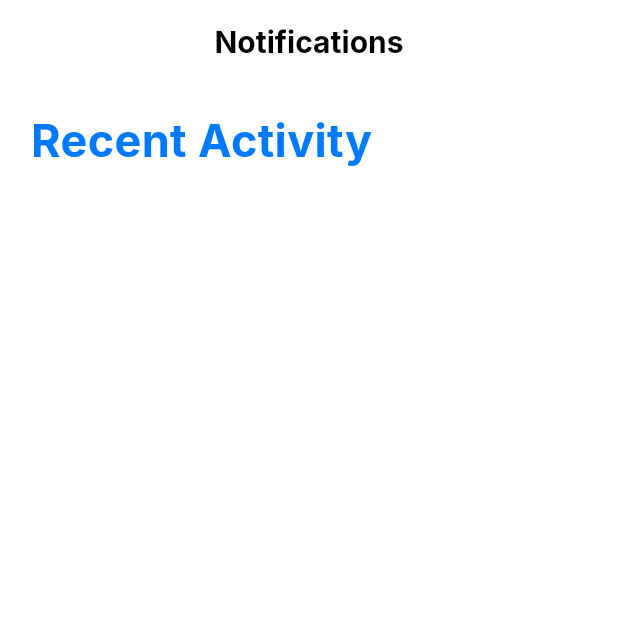
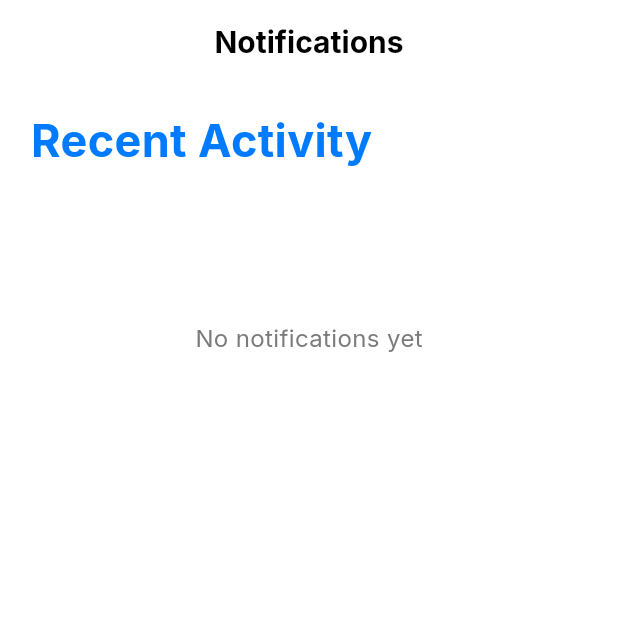
Before and after one commit to Y0ussefRabea/smart_home, a Flutter app: the NotificationsTab screen opened directly, on a phone screen of 412 x 824 dp, the top half of it. Run offline on Flutter 3.47's test engine with Material 3 defaults, Android fonts, the phone set to English and light mode, and no system bars; our stand-ins replace firebase_auth, firebase_core, firebase_database, firebase_messaging, flutter_local_notifications, google_fonts; accounts and stored records are empty.

Commit message:
Implement local notifications feature

```diff
--- a/lib/UI/tabs/home_tab/custom_switch_control.dart
+++ b/lib/UI/tabs/home_tab/custom_switch_control.dart
@@ -103,7 +103,7 @@ class CustomSwitchControl extends StatelessWidget {
                       size: 40,
                     ),
                   )
-                : Switch(
+                : Switch(        ///the switch turned off when disabled is true
                     value: value,
                     onChanged: disabled
                         ? null
--- a/lib/UI/tabs/home_tab/home_tab.dart
+++ b/lib/UI/tabs/home_tab/home_tab.dart
@@ -37,7 +37,7 @@ class _HomeTabState extends State<HomeTab> {
         title: Text('Home Status', style: AppStyles.bold18black),
       ),
       body: smartHomeProvider.isLoading
-          ? const Center(child: CircularProgressIndicator()) ///handles the loading
+          ? const Center(child: CircularProgressIndicator(color:AppColors.primaryLight,)) ///handles the loading
           : SingleChildScrollView(
               padding: EdgeInsets.symmetric(
                 vertical: height * 0.02,
@@ -58,7 +58,7 @@ class _HomeTabState extends State<HomeTab> {
                         imageIcon: AppAssets.tempIcon,
                         text: 'Temperature',
                         statusText:
-                            '${smartHomeProvider.temperature.toStringAsFixed(1)} C',
+                            '${smartHomeProvider.temperature.toStringAsFixed(1)} °C',
                       ),
                       CustomDataCard(
                         imageIcon: AppAssets.humidityIcon,
@@ -77,7 +77,7 @@ class _HomeTabState extends State<HomeTab> {
                       ),
                       CustomDataCard(
                         imageIcon: AppAssets.doorIcon,
-                        text: 'Door State',
+                        text: 'Door Status',
                         statusText: smartHomeProvider.doorState,
                       ),
                     ],
--- a/lib/UI/tabs/notifications_tab/notifications_tab.dart
+++ b/lib/UI/tabs/notifications_tab/notifications_tab.dart
@@ -1,37 +1,51 @@
 import 'package:flutter/material.dart';
+import 'package:provider/provider.dart';
+import 'package:smart_home/providers/smart_home_provider.dart';
+import 'package:smart_home/models/notification_model.dart';
 import 'package:smart_home/utils/app_colors.dart';
 import 'package:smart_home/utils/app_styles.dart';
 
-class NotificationsTab extends StatefulWidget {
+import 'notification_card.dart';
+
+class NotificationsTab extends StatelessWidget {
   const NotificationsTab({super.key});
 
   @override
-  State<NotificationsTab> createState() => _NotificationsTabState();
-}
+  Widget build(BuildContext context) {
+    final notifications = context.watch<SmartHomeProvider>().notifications;
+    final height = MediaQuery.of(context).size.height;
+    final width = MediaQuery.of(context).size.width;
 
-class _NotificationsTabState extends State<NotificationsTab> {
-  @override
-  Widget build(BuildContext context) {
-    var height = MediaQuery.of(context).size.height;
-    var width = MediaQuery.of(context).size.width;
     return Scaffold(
       backgroundColor: AppColors.whiteColor,
       appBar: AppBar(
         automaticallyImplyLeading: false,
         backgroundColor: AppColors.whiteColor,
-        title: Text('Notifications',style: AppStyles.bold18black.copyWith(fontSize: 20),),
+        title: Text('Notifications', style: AppStyles.bold18black.copyWith(fontSize: 20)),
         centerTitle: true,
-
       ),
       body: SingleChildScrollView(
         child: Padding(
-          padding:EdgeInsets.symmetric(
-              vertical: height*0.02,
-              horizontal: width*0.05
+          padding: EdgeInsets.symmetric(
+            vertical: height * 0.02,
+            horizontal: width * 0.05,
           ),
           child: Column(
+            crossAxisAlignment: CrossAxisAlignment.start,
             children: [
-              Text('Recent Activity',style: AppStyles.bold14Primary.copyWith(fontSize: 30),)
+              Text('Recent Activity',
+                  style: AppStyles.bold14Primary.copyWith(fontSize: 30)),
+              SizedBox(height: height * 0.02),
+              if (notifications.isEmpty)
+                Center(
+                  child: Padding(
+                    padding: EdgeInsets.only(top: height * 0.1),
+                    child: Text('No notifications yet',
+                        style: AppStyles.regular16Gray),
+                  ),
+                )
+              else
+                ...notifications.map((n) => CustomNotificationCard(notification: n)),
             ],
           ),
         ),
--- /dev/null
+++ b/lib/models/notification_model.dart
@@ -0,0 +1,11 @@
+class NotificationModel {
+  final String title;
+  final String type; // 'gas' , 'door' , 'temp'
+  final DateTime time;
+
+  NotificationModel({
+    required this.title,
+    required this.type,
+    required this.time,
+  });
+}
--- a/lib/utils/app_assets.dart
+++ b/lib/utils/app_assets.dart
@@ -17,5 +17,6 @@ class AppAssets {
   static const String emailIcon='assets/images/emailIcon.png';
   static const String aboutUsIcon='assets/images/aboutUs.png';
   static const String robotIcon='assets/images/robotIcon.png';
+  static const String highTempIcon='assets/images/highTemp.png';
 
 }
--- a/pubspec.yaml
+++ b/pubspec.yaml
@@ -29,11 +29,14 @@ environment:
 # versions available, run `flutter pub outdated`.
 dependencies:
   google_fonts: ^8.0.2
+  firebase_messaging: ^16.3.0
+  flutter_local_notifications: ^22.0.0
   firebase_auth: ^6.3.0
   firebase_database: ^12.0.3
   flutter_advanced_switch: ^3.2.0
   provider: ^6.1.5
   url_launcher: ^6.3.0
+  speech_to_text: ^7.0.0
   flutter:
     sdk: flutter
 
```
Also changed, not shown: lib/UI/tabs/notifications_tab/notification_card.dart (added, +77 -0 lines), lib/main.dart (+26 -1 lines), lib/providers/smart_home_provider.dart (+56 -6 lines), lib/services/notification_service.dart (added, +46 -0 lines), assets/images/highTemp.png (added), pubspec.lock, 6 other files.
